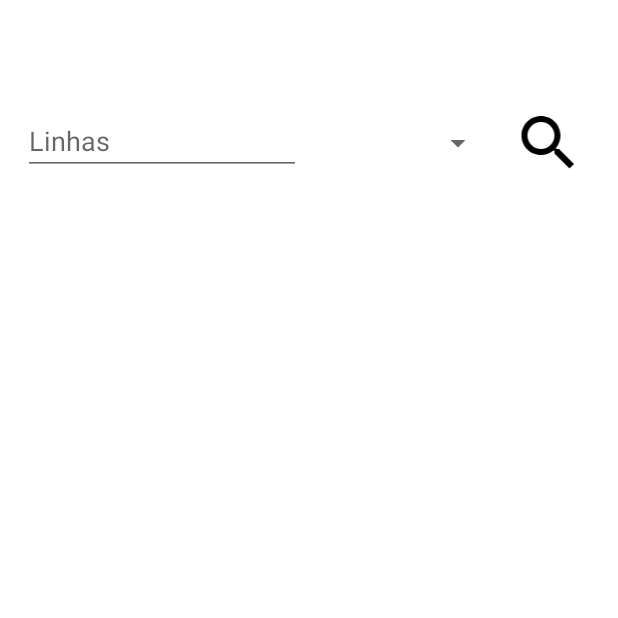
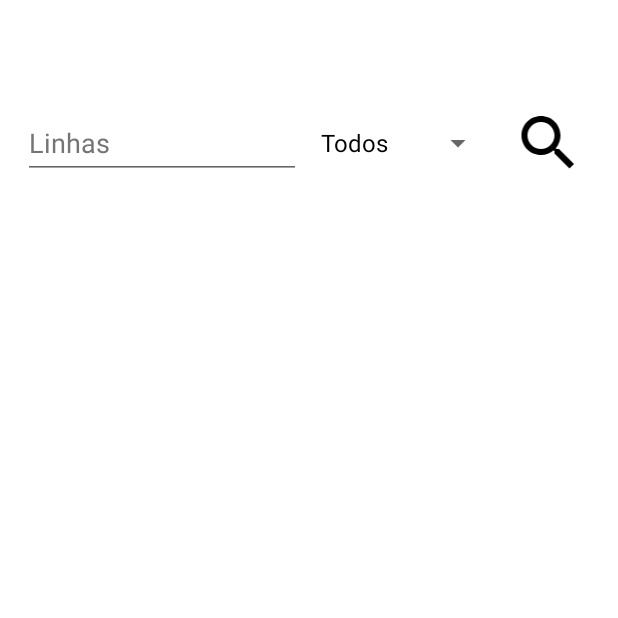
Before and after one commit to EuricoNascimento/MyBus, an Android app: the LaneFragment screen opened through its navigation route, on a phone screen of 412 x 824 dp, the top half of it. Run offline under Robolectric (Android 15) with nearby library versions, the phone set to English and light mode, and no system bars; our stand-ins replace navigation-ui.

Commit message:
Arrumando a lane fragment

```diff
--- a/app/src/main/java/com/euriconfneto/mybus/ui/lane/LaneFragment.kt
+++ b/app/src/main/java/com/euriconfneto/mybus/ui/lane/LaneFragment.kt
@@ -1,39 +1,75 @@
 package com.euriconfneto.mybus.ui.lane
 
+import android.content.Context
 import android.os.Bundle
 import android.view.LayoutInflater
 import android.view.View
 import android.view.ViewGroup
+import android.widget.ArrayAdapter
 import androidx.fragment.app.Fragment
 import androidx.lifecycle.ViewModelProvider
 import androidx.recyclerview.widget.LinearLayoutManager
+import com.euriconfneto.mybus.R
 import com.euriconfneto.mybus.databinding.FragmentLaneBinding
 import com.euriconfneto.mybus.ui.adapter.LineAdapter
 
-class LaneFragment : Fragment() {
+class LaneFragment : Fragment(), View.OnClickListener  {
 
     private var _binding: FragmentLaneBinding? = null
     private val binding get() = _binding!!
     private val adapter = LineAdapter()
+    private lateinit var activityContext: Context
+    private lateinit var laneViewModel: LaneViewModel
 
     override fun onCreateView(
         inflater: LayoutInflater,
         container: ViewGroup?,
         savedInstanceState: Bundle?
     ): View {
-        val laneViewModel =
+        laneViewModel =
             ViewModelProvider(this).get(LaneViewModel::class.java)
 
         _binding = FragmentLaneBinding.inflate(inflater, container, false)
 
+        //Preenchendo o spiner
+        val spinnerAdapter = ArrayAdapter(
+            activityContext,
+            android.R.layout.simple_spinner_dropdown_item,
+            listOf("Todos", "Term. Secundario", "Term. Principal"))
+        binding.spinnerDirection.adapter = spinnerAdapter
+
+        //RecyclerView
         binding.recyclerLine.layoutManager = LinearLayoutManager(context)
         binding.recyclerLine.adapter = adapter
 
+        //Eventos
+        binding.imageSearch.setOnClickListener(this)
+
         return binding.root
+    }
+
+    override fun onAttach(context: Context) {
+        super.onAttach(context)
+        activityContext = context
     }
 
     override fun onDestroyView() {
         super.onDestroyView()
         _binding = null
     }
+
+    override fun onClick(view: View) {
+        if(view.id == R.id.image_search){
+            val term = binding.editSearchLine.text.toString()
+            val index = binding.spinnerDirection.selectedItemId.toByte()
+            laneViewModel.getBusLine(term, index)
+
+        }
+    }
+
+    private fun observer(){
+        laneViewModel.busLines.observe(viewLifecycleOwner){
+            adapter.updateLis(it)
+        }
+    }
 }
--- a/app/src/main/res/layout/fragment_lane.xml
+++ b/app/src/main/res/layout/fragment_lane.xml
@@ -11,14 +11,16 @@
         android:id="@+id/edit_search_line"
         android:layout_width="0dp"
         android:layout_height="wrap_content"
+        android:layout_marginEnd="5dp"
         android:hint="@string/title_lane"
+        android:importantForAutofill="no"
+        android:inputType="text"
+        android:minHeight="48dp"
+        android:textColorHint="#757575"
+        app:layout_constraintEnd_toStartOf="@+id/spinner_direction"
         app:layout_constraintHorizontal_weight="3"
-        android:layout_marginEnd="5dp"
-        app:layout_constraintEnd_toStartOf="@+id/spinner_direction"
         app:layout_constraintStart_toStartOf="parent"
-        app:layout_constraintTop_toTopOf="parent"
-        android:importantForAutofill="no"
-        android:inputType="text" />
+        app:layout_constraintTop_toTopOf="parent" />
 
     <Spinner
         android:id="@+id/spinner_direction"
```
